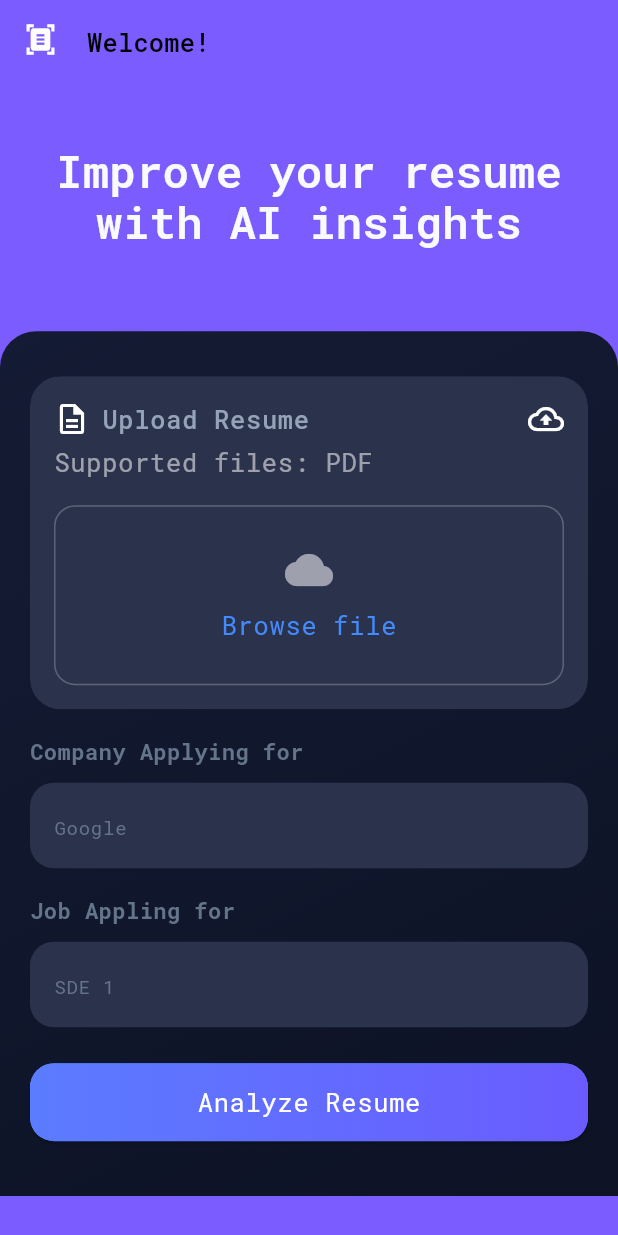
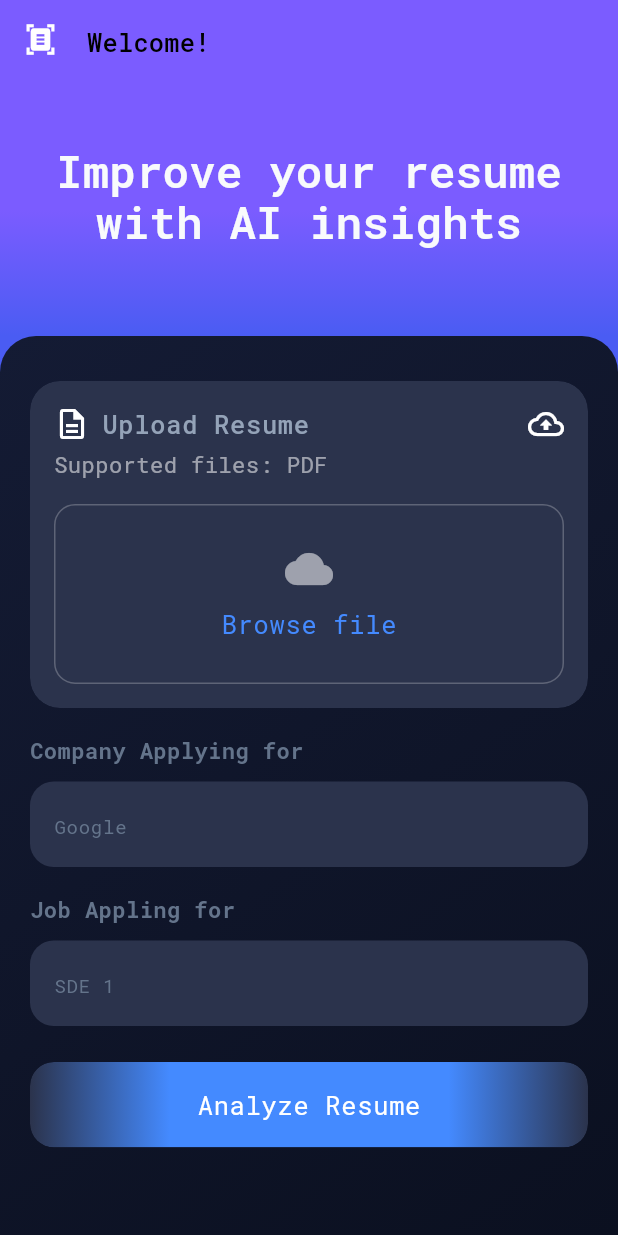
Before and after one commit to VaishnavYash/resume_critiquer_app, a Flutter app: the screen it shows after launch, on a phone screen of 412 x 824 dp. Run offline on Flutter 3.47's test engine with Material 3 defaults, Android fonts, the phone set to English and light mode, and no system bars; our stand-ins replace file_picker, google_fonts, syncfusion_flutter_gauges.

Commit message:
New UI Components Added in Sectional Analysis Page - GLass Button, Glass Tabs

```diff
--- a/lib/landing_page/view/landing_page.dart
+++ b/lib/landing_page/view/landing_page.dart
@@ -3,11 +3,11 @@ import 'package:flutter/material.dart';
 import 'package:resume_critiquer_app/framework/widgets/text_field_widget.dart';
 import 'package:resume_critiquer_app/framework/widgets/text_widget.dart';
 import 'package:resume_critiquer_app/main_page/view/pdf_page.dart';
+import 'package:resume_critiquer_app/landing_page/widget/glass_button.dart';
 
 class LandingPage extends StatelessWidget {
   const LandingPage({super.key});
 
-  // backgroundColor: const Color(0xFF0B1020),
   @override
   Widget build(BuildContext context) {
     final colorScheme = Theme.of(context).colorScheme;
@@ -16,15 +16,17 @@ class LandingPage extends StatelessWidget {
         title: _topBar(context),
         backgroundColor: colorScheme.tertiaryContainer,
       ),
-      backgroundColor: colorScheme.tertiaryContainer,
+      backgroundColor: colorScheme.secondaryContainer,
       body: SafeArea(
-        child: SingleChildScrollView(
-          child: SizedBox(
-            height: MediaQuery.of(context).size.height * (9 / 10),
-            child: Stack(
-              children: [_topStackWidget(context), _mainContent(context)],
+        child: CustomScrollView(
+          slivers: [
+            SliverToBoxAdapter(child: _topStackWidget(context)),
+
+            SliverFillRemaining(
+              hasScrollBody: false,
+              child: _mainContent(context),
             ),
-          ),
+          ],
         ),
       ),
     );
@@ -77,8 +79,7 @@ class LandingPage extends StatelessWidget {
   Widget _topStackWidget(final BuildContext context) {
     final colorScheme = Theme.of(context).colorScheme;
     return Container(
-      padding: EdgeInsets.fromLTRB(10, 40, 10, 10),
-      height: MediaQuery.sizeOf(context).height / 2,
+      padding: EdgeInsets.fromLTRB(10, 40, 10, 60),
       width: MediaQuery.sizeOf(context).width,
       decoration: BoxDecoration(
         gradient: LinearGradient(
@@ -103,13 +104,9 @@ class LandingPage extends StatelessWidget {
 
   Widget _mainContent(final BuildContext context) {
     final colorScheme = Theme.of(context).colorScheme;
-    final height = MediaQuery.sizeOf(context).height;
-    return Positioned(
-      top: height / 5,
-      child: Container(
-        height: height,
+    return Container(
       width: MediaQuery.sizeOf(context).width,
-        padding: EdgeInsets.fromLTRB(20, 30, 20, 10),
+      padding: EdgeInsets.fromLTRB(20, 30, 20, 30),
       decoration: BoxDecoration(
         borderRadius: BorderRadius.vertical(top: Radius.circular(24)),
         gradient: LinearGradient(
@@ -122,7 +119,6 @@ class LandingPage extends StatelessWidget {
         ),
       ),
       child: Column(
-          mainAxisSize: MainAxisSize.min,
         crossAxisAlignment: CrossAxisAlignment.start,
         children: [
           _uploadCard(context),
@@ -133,7 +129,6 @@ class LandingPage extends StatelessWidget {
           const SizedBox(height: 24),
           _analyzeButton(context),
         ],
-        ),
       ),
     );
   }
@@ -170,7 +165,7 @@ class LandingPage extends StatelessWidget {
               const SizedBox(height: 4),
               TextWidget(
                 text: "Supported files: PDF",
-                style: Theme.of(context).textTheme.bodyLarge?.copyWith(
+                style: Theme.of(context).textTheme.bodyMedium?.copyWith(
                   color: colorScheme.onPrimaryContainer,
                 ),
               ),
@@ -226,51 +221,33 @@ class LandingPage extends StatelessWidget {
     ],
   );
 
-  // Widget _header(final BuildContext context) {
-  //   return Column(
-  //     mainAxisAlignment: MainAxisAlignment.center,
-  //     crossAxisAlignment: CrossAxisAlignment.center,
-  //     children: [
-
-  //     ],
-  //   );
-  // }
-
   Widget _analyzeButton(final BuildContext context) {
     final colorScheme = Theme.of(context).colorScheme;
-    return SizedBox(
-      height: 52,
-      child: ElevatedButton(
-        onPressed: () {
+    final textTheme = Theme.of(context).textTheme;
+    return GlassButton(
+      textWidget: Center(
+        child: TextWidget(
+          text: 'Analyze Resume',
+          style: textTheme.bodyLarge?.copyWith(
+            color: colorScheme.onSurface,
+            letterSpacing: 0.5,
+          ),
+        ),
+      ),
+      onTap: () {
         Navigator.push(
           context,
           MaterialPageRoute(builder: (final context) => PDFUploadPage()),
         );
       },
-        style: ElevatedButton.styleFrom(
-          shape: RoundedRectangleBorder(
-            borderRadius: BorderRadius.circular(16),
-          ),
-          padding: EdgeInsets.zero,
-          backgroundColor: colorScheme.surface,
-        ),
-        child: Ink(
-          decoration: BoxDecoration(
-            gradient: const LinearGradient(
-              colors: [Color(0xFF5B7CFF), Color(0xFF6A5BFF)],
-            ),
-            borderRadius: BorderRadius.circular(16),
-          ),
-          child: Center(
-            child: TextWidget(
-              text: "Analyze Resume",
-              style: Theme.of(
-                context,
-              ).textTheme.bodyLarge!.copyWith(color: colorScheme.onSurface),
-            ),
-          ),
-        ),
-      ),
+      colorsList: [
+        colorScheme.primaryContainer,
+        colorScheme.surface,
+        colorScheme.surface,
+        colorScheme.surface,
+        colorScheme.primaryContainer,
+      ],
     );
+
   }
 }
--- /dev/null
+++ b/lib/landing_page/widget/glass_button.dart
@@ -0,0 +1,53 @@
+import 'dart:ui';
+import 'package:flutter/material.dart';
+
+class GlassButton extends StatelessWidget {
+  final Widget textWidget;
+  final VoidCallback onTap;
+  final double borderRadius;
+  final List<Color> colorsList;
+  final double blur;
+  final EdgeInsets? padding;
+
+  const GlassButton({
+    super.key,
+    required this.textWidget,
+    required this.onTap,
+    required this.colorsList,
+    this.borderRadius = 16,
+    this.blur = 20,
+    this.padding,
+  });
+
+  @override
+  Widget build(BuildContext context) {
+    final colorScheme = Theme.of(context).colorScheme;
+    return ClipRRect(
+      borderRadius: BorderRadius.circular(borderRadius),
+      child: BackdropFilter(
+        filter: ImageFilter.blur(sigmaX: blur, sigmaY: blur),
+        child: Material(
+          type: MaterialType.transparency,
+          child: InkWell(
+            borderRadius: BorderRadius.circular(borderRadius),
+            splashColor: colorScheme.primaryContainer.withAlpha(50),
+            highlightColor: colorScheme.onPrimaryContainer.withAlpha(50),
+            onTap: onTap,
+            child: Ink(
+              padding: padding ?? EdgeInsets.symmetric(vertical: 16),
+              decoration: BoxDecoration(
+                gradient: LinearGradient(
+                  colors: colorsList,
+                  begin: Alignment.centerLeft,
+                  end: Alignment.centerRight,
+                ),
+                borderRadius: BorderRadius.circular(borderRadius),
+              ),
+              child: textWidget,
+            ),
+          ),
+        ),
+      ),
+    );
+  }
+}
--- a/lib/main.dart
+++ b/lib/main.dart
@@ -13,6 +13,7 @@ class MainApp extends StatelessWidget {
   Widget build(BuildContext context) {
     Device.init(context);
     return MaterialApp(
+      debugShowCheckedModeBanner: false,
       theme: TAppTheme.lightTheme, // Light Theme
       themeMode: ThemeMode.dark, // System Theme
       darkTheme: TAppTheme.darkTheme, // Dark Theme
--- a/lib/main_page/widget/other_widget/score_gauge/ats_score_widget.dart
+++ b/lib/main_page/view/widget/ats_score_widget.dart
@@ -55,7 +55,7 @@ class AtsScoreWidget extends StatelessWidget {
                 text: atsScore.toStringAsFixed(1),
                 style: Theme.of(
                   context,
-                ).textTheme.displayLarge?.copyWith(color: colorCode),
+                ).textTheme.displayMedium?.copyWith(color: colorCode),
               ),
             ),
             GaugeAnnotation(
@@ -96,7 +96,7 @@ class AtsScoreWidget extends StatelessWidget {
           showLastLabel: true,
           showAxisLine: true,
           axisLineStyle: AxisLineStyle(
-            thickness: 70,
+            thickness: 60,
             gradient: SweepGradient(
               colors: [
                 const Color.fromARGB(255, 191, 45, 249),
```
Also changed, not shown: lib/analysis_page/view/section_analysis_page.dart (+35 -25 lines), lib/analysis_page/view/widget/analysis_card.dart (+4 -8 lines), lib/analysis_page/view/widget/glass_tabs.dart (added, +119 -0 lines), lib/main_page/view/pdf_page.dart (+49 -47 lines), lib/main_page/view/widget/analysis_card_widget.dart (+23 -15 lines), lib/main_page/view/widget/utils.dart (+12 -2 lines). Lines whose indentation alone changed are shown as unchanged.
